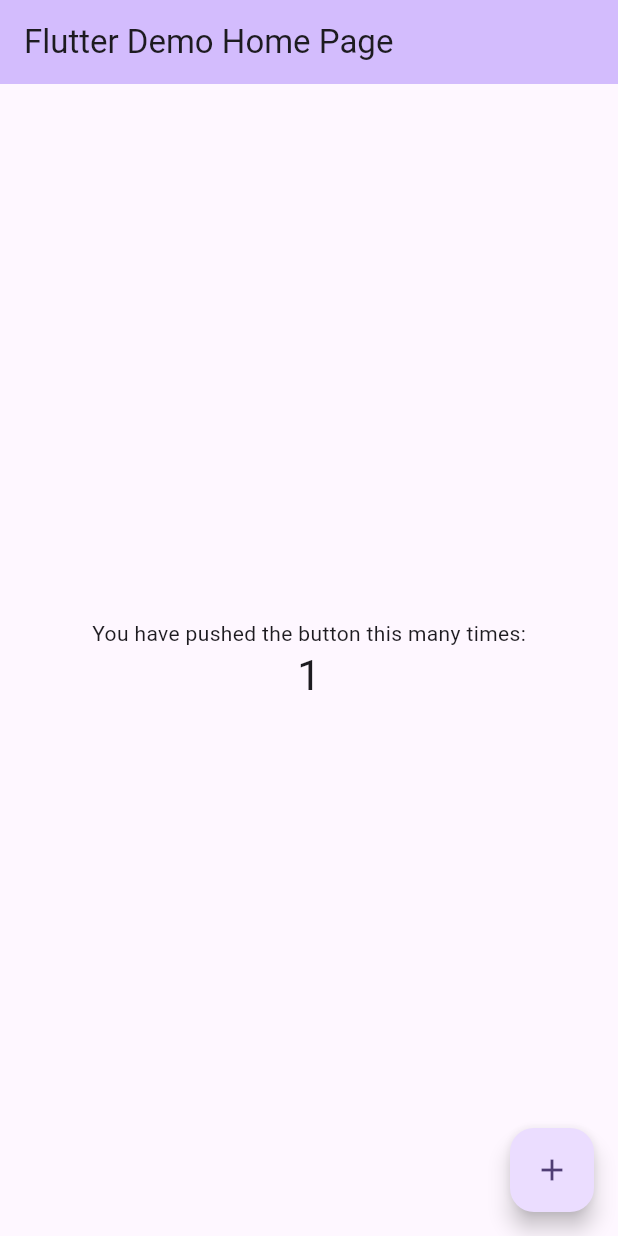
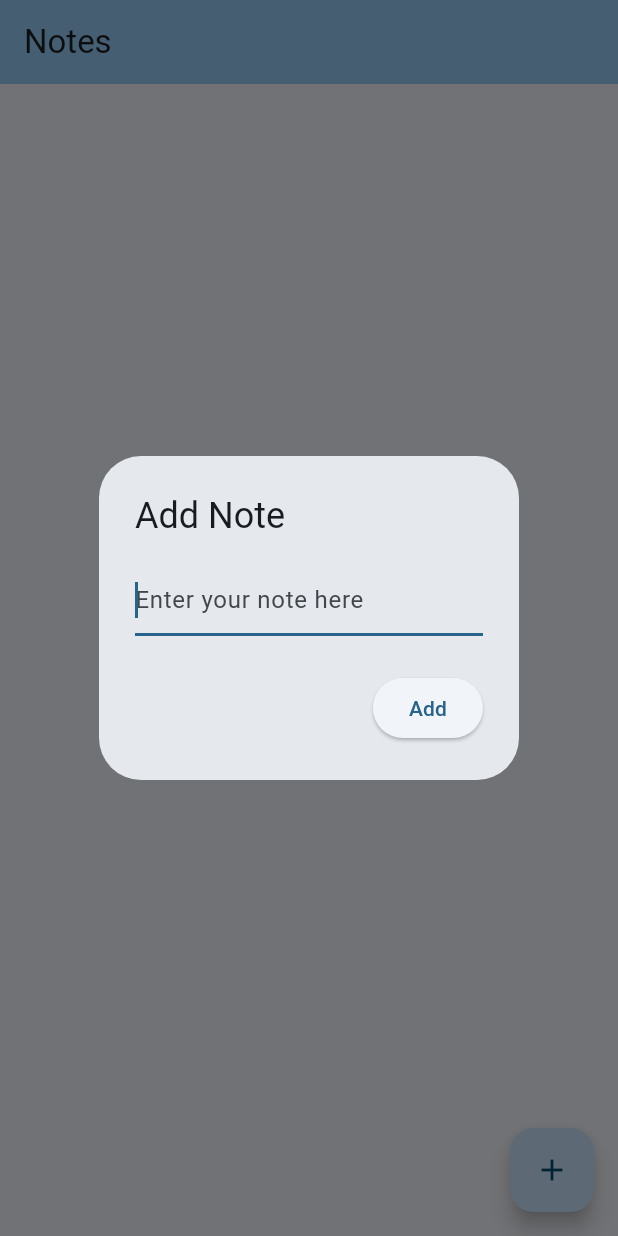
Before and after one commit to ainunns/learn_flutter, a Flutter app: the screen it shows after launch, after a tap on the "add" icon, on a phone screen of 412 x 824 dp. Run offline on Flutter 3.47's test engine with Material 3 defaults, Android fonts, the phone set to English and light mode, and no system bars; our stand-ins replace cloud_firestore, firebase_core, flutter_dotenv; accounts and stored records are empty.

Commit message:
feat: add crud notes

```diff
--- a/lib/main.dart
+++ b/lib/main.dart
@@ -2,6 +2,7 @@ import 'package:firebase_core/firebase_core.dart';
 import 'package:flutter/material.dart';
 import 'package:flutter_dotenv/flutter_dotenv.dart';
 import 'package:learn_flutter/firebase_options.dart';
+import 'package:learn_flutter/pages/home_page.dart';
 
 Future<void> main() async {
   await dotenv.load(fileName: '.env');
@@ -19,112 +20,11 @@ class MyApp extends StatelessWidget {
   @override
   Widget build(BuildContext context) {
     return MaterialApp(
-      title: 'Flutter Demo',
+      debugShowCheckedModeBanner: false,
       theme: ThemeData(
-        // This is the theme of your application.
-        //
-        // TRY THIS: Try running your application with "flutter run". You'll see
-        // the application has a purple toolbar. Then, without quitting the app,
-        // try changing the seedColor in the colorScheme below to Colors.green
-        // and then invoke "hot reload" (save your changes or press the "hot
-        // reload" button in a Flutter-supported IDE, or press "r" if you used
-        // the command line to start the app).
-        //
-        // Notice that the counter didn't reset back to zero; the application
-        // state is not lost during the reload. To reset the state, use hot
-        // restart instead.
-        //
-        // This works for code too, not just values: Most code changes can be
-        // tested with just a hot reload.
-        colorScheme: ColorScheme.fromSeed(seedColor: Colors.deepPurple),
+        colorScheme: ColorScheme.fromSeed(seedColor: Colors.lightBlue),
       ),
-      home: const MyHomePage(title: 'Flutter Demo Home Page'),
+      home: const HomePage(),
     );
   }
 }
-
-class MyHomePage extends StatefulWidget {
-  const MyHomePage({super.key, required this.title});
-
-  // This widget is the home page of your application. It is stateful, meaning
-  // that it has a State object (defined below) that contains fields that affect
-  // how it looks.
-
-  // This class is the configuration for the state. It holds the values (in this
-  // case the title) provided by the parent (in this case the App widget) and
-  // used by the build method of the State. Fields in a Widget subclass are
-  // always marked "final".
-
-  final String title;
-
-  @override
-  State<MyHomePage> createState() => _MyHomePageState();
-}
-
-class _MyHomePageState extends State<MyHomePage> {
-  int _counter = 0;
-
-  void _incrementCounter() {
-    setState(() {
-      // This call to setState tells the Flutter framework that something has
-      // changed in this State, which causes it to rerun the build method below
-      // so that the display can reflect the updated values. If we changed
-      // _counter without calling setState(), then the build method would not be
-      // called again, and so nothing would appear to happen.
-      _counter++;
-    });
-  }
-
-  @override
-  Widget build(BuildContext context) {
-    // This method is rerun every time setState is called, for instance as done
-    // by the _incrementCounter method above.
-    //
-    // The Flutter framework has been optimized to make rerunning build methods
-    // fast, so that you can just rebuild anything that needs updating rather
-    // than having to individually change instances of widgets.
-    return Scaffold(
-      appBar: AppBar(
-        // TRY THIS: Try changing the color here to a specific color (to
-        // Colors.amber, perhaps?) and trigger a hot reload to see the AppBar
-        // change color while the other colors stay the same.
-        backgroundColor: Theme.of(context).colorScheme.inversePrimary,
-        // Here we take the value from the MyHomePage object that was created by
-        // the App.build method, and use it to set our appbar title.
-        title: Text(widget.title),
-      ),
-      body: Center(
-        // Center is a layout widget. It takes a single child and positions it
-        // in the middle of the parent.
-        child: Column(
-          // Column is also a layout widget. It takes a list of children and
-          // arranges them vertically. By default, it sizes itself to fit its
-          // children horizontally, and tries to be as tall as its parent.
-          //
-          // Column has various properties to control how it sizes itself and
-          // how it positions its children. Here we use mainAxisAlignment to
-          // center the children vertically; the main axis here is the vertical
-          // axis because Columns are vertical (the cross axis would be
-          // horizontal).
-          //
-          // TRY THIS: Invoke "debug painting" (choose the "Toggle Debug Paint"
-          // action in the IDE, or press "p" in the console), to see the
-          // wireframe for each widget.
-          mainAxisAlignment: MainAxisAlignment.center,
-          children: <Widget>[
-            const Text('You have pushed the button this many times:'),
-            Text(
-              '$_counter',
-              style: Theme.of(context).textTheme.headlineMedium,
-            ),
-          ],
-        ),
-      ),
-      floatingActionButton: FloatingActionButton(
-        onPressed: _incrementCounter,
-        tooltip: 'Increment',
-        child: const Icon(Icons.add),
-      ), // This trailing comma makes auto-formatting nicer for build methods.
-    );
-  }
-}
--- /dev/null
+++ b/lib/pages/home_page.dart
@@ -0,0 +1,129 @@
+import 'package:cloud_firestore/cloud_firestore.dart';
+import 'package:flutter/material.dart';
+import 'package:learn_flutter/services/firestore.dart';
+
+class HomePage extends StatefulWidget {
+  const HomePage({super.key});
+
+  @override
+  State<HomePage> createState() => _HomePageState();
+}
+
+class _HomePageState extends State<HomePage> {
+  // firestore
+  final FirestoreService firestoreService = FirestoreService();
+
+  // text controller
+  final TextEditingController textController = TextEditingController();
+
+  // open a dialog box to add a note
+  void openNoteBox({String? docId, String? existingText}) {
+    textController.text = existingText ?? '';
+
+    showDialog(
+      context: context,
+      builder:
+          (context) => AlertDialog(
+            title: Text(docId == null ? 'Add Note' : 'Update Note'),
+            // text user input
+            content: Form(
+              child: TextFormField(
+                controller: textController,
+                autofocus: true,
+                decoration: InputDecoration(hintText: 'Enter your note here'),
+                validator: (value) {
+                  if (value == null || value.trim().isEmpty) {
+                    return 'Please enter some text';
+                  }
+                  return null;
+                },
+              ),
+            ),
+            actions: [
+              // button to save
+              ElevatedButton(
+                onPressed: () {
+                  // add a new note
+                  final text = textController.text.trim();
+                  if (docId == null) {
+                    firestoreService.addNote(text);
+                  } else {
+                    firestoreService.updateNote(docId, text);
+                  }
+
+                  // clear the text controller
+                  textController.clear();
+
+                  // close the dialog box
+                  Navigator.pop(context);
+                },
+                child: Text(docId == null ? 'Add' : 'Update'),
+              ),
+            ],
+          ),
+    );
+  }
+
+  @override
+  Widget build(BuildContext context) {
+    return Scaffold(
+      appBar: AppBar(
+        backgroundColor: Theme.of(context).colorScheme.inversePrimary,
+        title: Text("Notes"),
+      ),
+      floatingActionButton: FloatingActionButton(
+        onPressed: openNoteBox,
+        child: const Icon(Icons.add),
+      ),
+      body: StreamBuilder<QuerySnapshot>(
+        stream: firestoreService.getNotesStream(),
+        builder: (context, snapshot) {
+          // if there is no data, return nothing
+          if (!snapshot.hasData) {
+            return const Text("No notes..");
+          }
+
+          // get all the docs
+          List notesList = snapshot.data!.docs;
+
+          // display as a list
+          return ListView.builder(
+            itemCount: notesList.length,
+            itemBuilder: (context, index) {
+              // get each individual doc
+              DocumentSnapshot document = notesList[index];
+              String docId = document.id;
+
+              // get note from each doc
+              Map<String, dynamic> data =
+                  document.data() as Map<String, dynamic>;
+              String noteText = data['note'];
+
+              // display as a list tile
+              return ListTile(
+                title: Text(noteText),
+                trailing: Row(
+                  mainAxisSize: MainAxisSize.min,
+                  children: [
+                    // update button
+                    IconButton(
+                      onPressed:
+                          () =>
+                              openNoteBox(docId: docId, existingText: noteText),
+                      icon: const Icon(Icons.settings),
+                    ),
+                    // delete button
+                    IconButton(
+                      onPressed: () => firestoreService.deleteNote(docId),
+                      icon: const Icon(Icons.delete),
+                    ),
+                  ],
+                ),
+              );
+            },
+          );
+        },
+      ),
+    );
+  }
+}
--- /dev/null
+++ b/lib/services/firestore.dart
@@ -0,0 +1,39 @@
+import 'package:cloud_firestore/cloud_firestore.dart';
+
+class FirestoreService {
+  // get collection of notes
+  final CollectionReference notes = FirebaseFirestore.instance.collection(
+    'notes',
+  );
+
+  // CREATE: add a new note
+  Future<void> addNote(String note) {
+    return notes.add({
+      'note': note,
+      'createdAt': Timestamp.now(),
+      'updatedAt': Timestamp.now(),
+      'deletedAt': null,
+    });
+  }
+
+  // READ: get notes from database
+  Stream<QuerySnapshot> getNotesStream() {
+    final notesStream =
+        notes.orderBy('updatedAt', descending: true).snapshots();
+
+    return notesStream;
+  }
+
+  // UPDATE: update a notes given a doc id
+  Future<void> updateNote(String docId, String newNote) {
+    return notes.doc(docId).update({
+      'note': newNote,
+      'updatedAt': Timestamp.now(),
+    });
+  }
+
+  // DELETE: delete a note given a doc id
+  Future<void> deleteNote(String docId) {
+    return notes.doc(docId).delete();
+  }
+}
```
